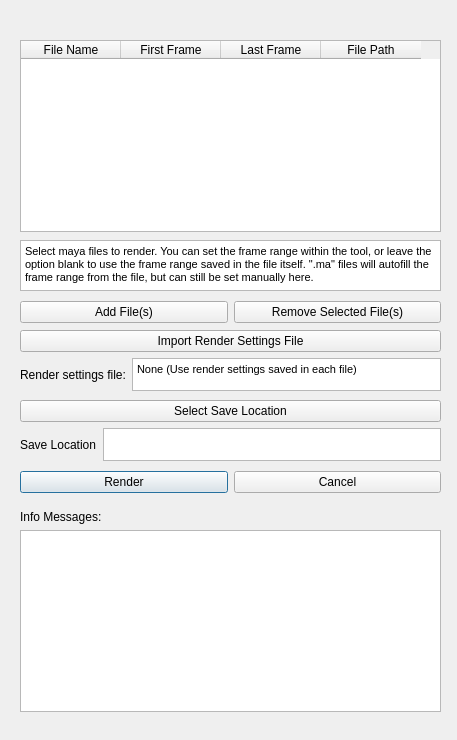
Old version of the form ui/MultiFileSequenceRenderUi.ui in the repository bsinghvird/Multi-File-Sequence-Render.
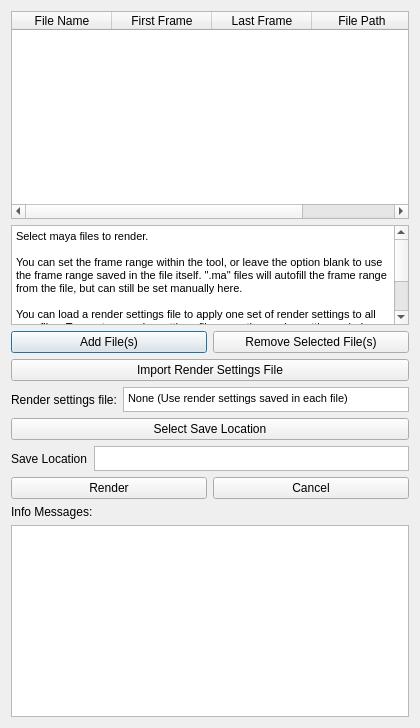
New version of the form.

Commit message:
Updating UI to scale with window size
Updating UI to scale with window size. Added instructions on creating and loading render settings file

```diff
--- a/ui/MultiFileSequenceRenderUi.ui
+++ b/ui/MultiFileSequenceRenderUi.ui
@@ -6,21 +6,27 @@
    <rect>
     <x>0</x>
     <y>0</y>
-    <width>457</width>
-    <height>740</height>
+    <width>420</width>
+    <height>728</height>
    </rect>
   </property>
+  <property name="minimumSize">
+   <size>
+    <width>420</width>
+    <height>728</height>
+   </size>
+  </property>
   <property name="windowTitle">
    <string>Dialog</string>
   </property>
+  <layout class="QGridLayout" name="gridLayout">
+   <item row="0" column="0">
   <widget class="QTableWidget" name="table_file_selection">
-   <property name="geometry">
-    <rect>
-     <x>20</x>
-     <y>40</y>
-     <width>421</width>
-     <height>192</height>
-    </rect>
+     <property name="sizePolicy">
+      <sizepolicy hsizetype="Expanding" vsizetype="Expanding">
+       <horstretch>0</horstretch>
+       <verstretch>0</verstretch>
+      </sizepolicy>
    </property>
    <property name="baseSize">
     <size>
@@ -52,59 +58,51 @@
     </property>
    </column>
   </widget>
+   </item>
+   <item row="1" column="0">
   <widget class="QTextBrowser" name="text_instructions">
-   <property name="geometry">
-    <rect>
-     <x>20</x>
-     <y>240</y>
-     <width>421</width>
-     <height>51</height>
-    </rect>
+     <property name="maximumSize">
+      <size>
+       <width>16777215</width>
+       <height>100</height>
+      </size>
    </property>
    <property name="html">
     <string>&lt;!DOCTYPE HTML PUBLIC &quot;-//W3C//DTD HTML 4.0//EN&quot; &quot;http://www.w3.org/TR/REC-html40/strict.dtd&quot;&gt;
 &lt;html&gt;&lt;head&gt;&lt;meta name=&quot;qrichtext&quot; content=&quot;1&quot; /&gt;&lt;style type=&quot;text/css&quot;&gt;
 p, li { white-space: pre-wrap; }
 &lt;/style&gt;&lt;/head&gt;&lt;body style=&quot; font-family:'MS Shell Dlg 2'; font-size:8.25pt; font-weight:400; font-style:normal;&quot;&gt;
-&lt;p style=&quot; margin-top:0px; margin-bottom:0px; margin-left:0px; margin-right:0px; -qt-block-indent:0; text-indent:0px;&quot;&gt;Select maya files to render. You can set the frame range within the tool, or leave the option blank to use the frame range saved in the file itself. &amp;quot;.ma&amp;quot; files will autofill the frame range from the file, but can still be set manually here. &lt;/p&gt;&lt;/body&gt;&lt;/html&gt;</string>
-   </property>
-  </widget>
-  <widget class="QWidget" name="layoutWidget">
-   <property name="geometry">
-    <rect>
-     <x>20</x>
-     <y>470</y>
-     <width>421</width>
-     <height>25</height>
-    </rect>
-   </property>
-   <layout class="QHBoxLayout" name="horizontalLayout_2">
+&lt;p style=&quot; margin-top:0px; margin-bottom:0px; margin-left:0px; margin-right:0px; -qt-block-indent:0; text-indent:0px;&quot;&gt;Select maya files to render. &lt;/p&gt;
+&lt;p style=&quot;-qt-paragraph-type:empty; margin-top:0px; margin-bottom:0px; margin-left:0px; margin-right:0px; -qt-block-indent:0; text-indent:0px;&quot;&gt;&lt;br /&gt;&lt;/p&gt;
+&lt;p style=&quot; margin-top:0px; margin-bottom:0px; margin-left:0px; margin-right:0px; -qt-block-indent:0; text-indent:0px;&quot;&gt;You can set the frame range within the tool, or leave the option blank to use the frame range saved in the file itself. &amp;quot;.ma&amp;quot; files will autofill the frame range from the file, but can still be set manually here.&lt;/p&gt;
+&lt;p style=&quot;-qt-paragraph-type:empty; margin-top:0px; margin-bottom:0px; margin-left:0px; margin-right:0px; -qt-block-indent:0; text-indent:0px;&quot;&gt;&lt;br /&gt;&lt;/p&gt;
+&lt;p style=&quot; margin-top:0px; margin-bottom:0px; margin-left:0px; margin-right:0px; -qt-block-indent:0; text-indent:0px;&quot;&gt;You can load a render settings file to apply one set of render settings to all your files. To create a render settings file, open the render settings window, select the &amp;quot;presets&amp;quot; tab in the top left, and then click &amp;quot;Export Render Settings.&amp;quot; This will create a json that can be loaded into this tool. This settings file does not contain any frame range data, so it will not override the frame range found in each file. &lt;/p&gt;&lt;/body&gt;&lt;/html&gt;</string>
+     </property>
+    </widget>
+   </item>
+   <item row="2" column="0">
+    <layout class="QHBoxLayout" name="horizontalLayout">
     <item>
-     <widget class="QPushButton" name="btn_render">
+      <widget class="QPushButton" name="btn_select_files">
       <property name="text">
-       <string>Render</string>
+        <string>Add File(s)</string>
       </property>
      </widget>
     </item>
     <item>
-     <widget class="QPushButton" name="btn_cancel">
+      <widget class="QPushButton" name="btn_remove_selected_files">
       <property name="text">
-       <string>Cancel</string>
+        <string>Remove Selected File(s)</string>
       </property>
      </widget>
     </item>
    </layout>
-  </widget>
-  <widget class="QWidget" name="">
-   <property name="geometry">
-    <rect>
-     <x>20</x>
-     <y>330</y>
-     <width>421</width>
-     <height>61</height>
-    </rect>
-   </property>
+   </item>
+   <item row="3" column="0">
    <layout class="QVBoxLayout" name="verticalLayout_2">
+     <property name="sizeConstraint">
+      <enum>QLayout::SetDefaultConstraint</enum>
+     </property>
     <item>
      <widget class="QPushButton" name="btn_render_settings">
       <property name="text">
@@ -126,6 +124,12 @@
         <property name="enabled">
          <bool>true</bool>
         </property>
+         <property name="maximumSize">
+          <size>
+           <width>16777215</width>
+           <height>25</height>
+          </size>
+         </property>
         <property name="readOnly">
          <bool>true</bool>
         </property>
@@ -141,16 +145,8 @@
      </layout>
     </item>
    </layout>
-  </widget>
-  <widget class="QWidget" name="">
-   <property name="geometry">
-    <rect>
-     <x>20</x>
-     <y>400</y>
-     <width>421</width>
-     <height>61</height>
-    </rect>
-   </property>
+   </item>
+   <item row="4" column="0">
    <layout class="QVBoxLayout" name="verticalLayout_3">
     <item>
      <widget class="QPushButton" name="btn_select_save_location">
@@ -173,6 +169,12 @@
         <property name="enabled">
          <bool>true</bool>
         </property>
+         <property name="maximumSize">
+          <size>
+           <width>16777215</width>
+           <height>25</height>
+          </size>
+         </property>
         <property name="readOnly">
          <bool>true</bool>
         </property>
@@ -188,42 +190,26 @@
      </layout>
     </item>
    </layout>
-  </widget>
-  <widget class="QWidget" name="">
-   <property name="geometry">
-    <rect>
-     <x>20</x>
-     <y>300</y>
-     <width>421</width>
-     <height>25</height>
-    </rect>
-   </property>
-   <layout class="QHBoxLayout" name="horizontalLayout">
+   </item>
+   <item row="5" column="0">
+    <layout class="QHBoxLayout" name="horizontalLayout_2">
     <item>
-     <widget class="QPushButton" name="btn_select_files">
+      <widget class="QPushButton" name="btn_render">
       <property name="text">
-       <string>Add File(s)</string>
+        <string>Render</string>
       </property>
      </widget>
     </item>
     <item>
-     <widget class="QPushButton" name="btn_remove_selected_files">
+      <widget class="QPushButton" name="btn_cancel">
       <property name="text">
-       <string>Remove Selected File(s)</string>
+        <string>Cancel</string>
       </property>
      </widget>
     </item>
    </layout>
-  </widget>
-  <widget class="QWidget" name="">
-   <property name="geometry">
-    <rect>
-     <x>20</x>
-     <y>510</y>
-     <width>421</width>
-     <height>202</height>
-    </rect>
-   </property>
+   </item>
+   <item row="6" column="0">
    <layout class="QVBoxLayout" name="verticalLayout">
     <item>
      <widget class="QLabel" name="label_3">
@@ -244,7 +230,8 @@
      </widget>
     </item>
    </layout>
-  </widget>
+   </item>
+  </layout>
  </widget>
  <resources/>
  <connections/>
```
Lines whose indentation alone changed are shown as unchanged.
